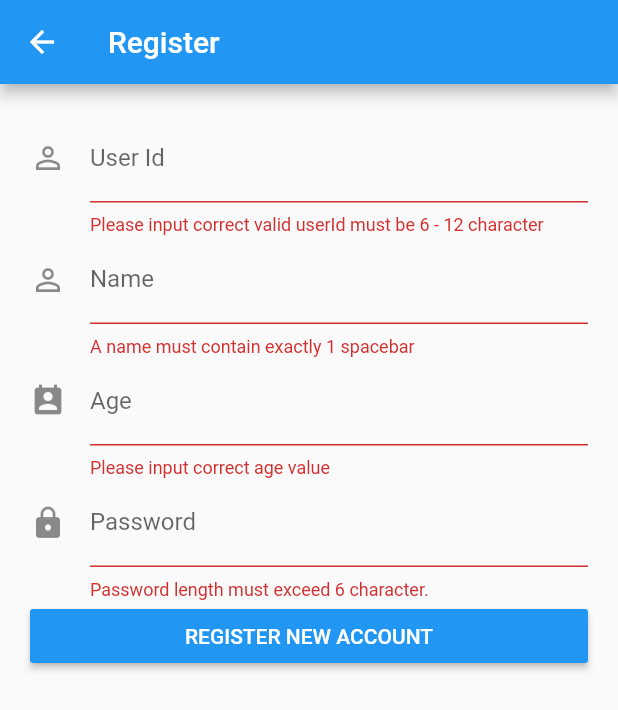
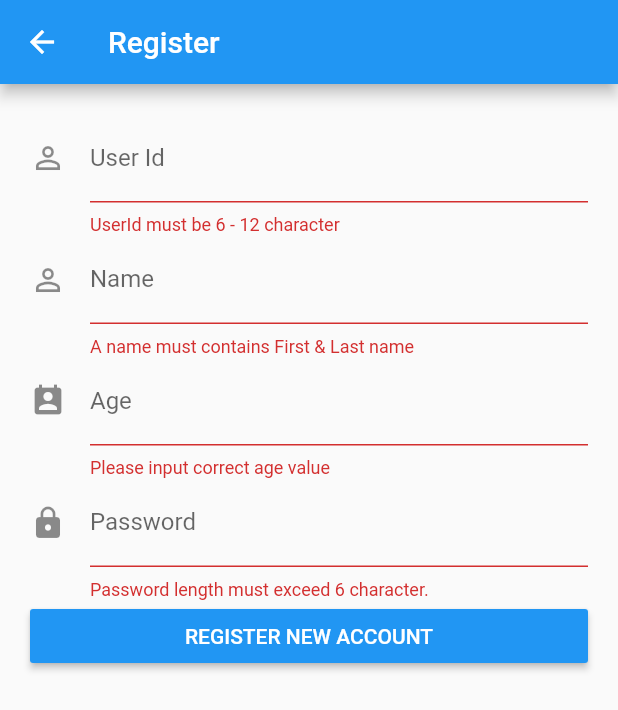
Before and after one commit to RawitSHIE/mobilefinal2, a Flutter app: the Register screen opened directly, after a tap on "REGISTER NEW ACCOUNT", on a phone screen of 412 x 824 dp. Shown: the top 710 px of the screen. Run offline on Flutter 3.47's test engine with Material 2 defaults, Android fonts, the phone set to English and light mode, and no system bars; our stand-ins replace fluttertoast, shared_preferences, sqflite; accounts and stored records are empty.

Commit message:
validator update

```diff
--- a/lib/ui/home.dart
+++ b/lib/ui/home.dart
@@ -57,6 +57,7 @@ class HomeState extends State {
     // TODO: implement build
     String wait ;
     setState(() {
+      readlocalquote();
       wait = this.quote;
     });
     return Scaffold(
--- a/lib/ui/register.dart
+++ b/lib/ui/register.dart
@@ -42,7 +42,7 @@ class RegisterState extends State<Register> {
       keyboardType: TextInputType.emailAddress,
       validator: (value) {
         if (value.length < 6 || value.length > 12 || value.contains(' ')) {
-          return "Please input correct valid userId must be 6 - 12 character";
+          return "UserId must be 6 - 12 character";
         }
       },
     );
@@ -59,7 +59,7 @@ class RegisterState extends State<Register> {
       keyboardType: TextInputType.emailAddress,
       validator: (value) {
         if (countspace(value.trim()) != 1) {
-          return "A name must contain exactly 1 spacebar";
+          return "A name must contains First & Last name";
         }
       },
     );
```
